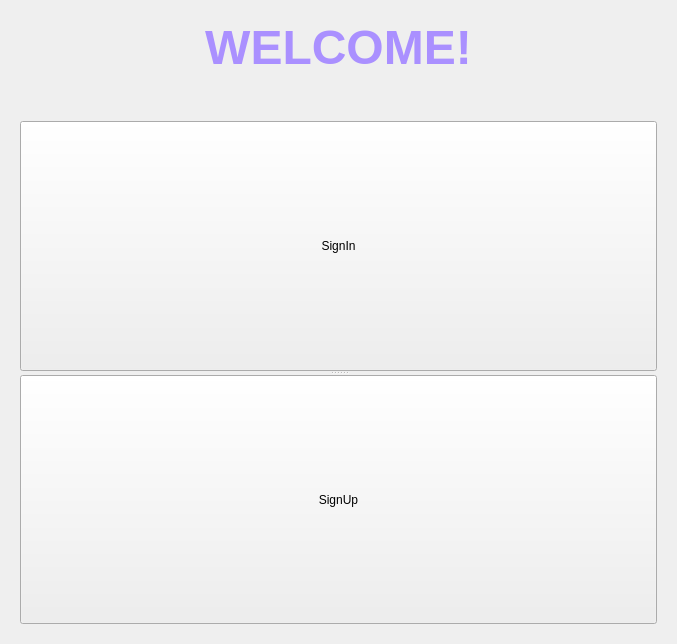
PerryVrajnitorincul26/proiectMCPP, file modules/UI/src/Wrapper.ui: the form before one commit.
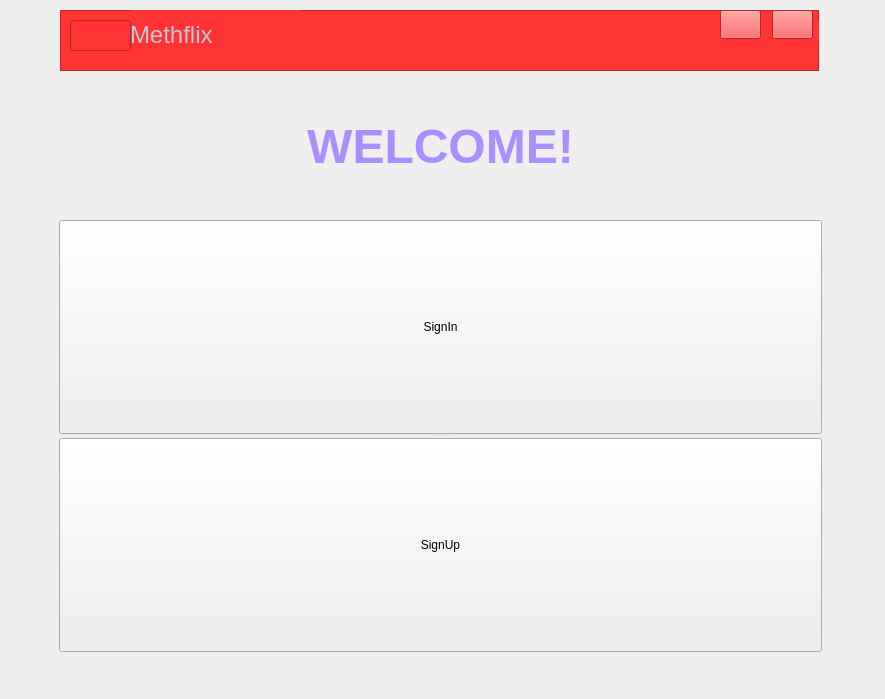
The form after the commit. Icons and pictures are not drawn.

Patch:
```diff
--- a/modules/UI/src/Wrapper.ui
+++ b/modules/UI/src/Wrapper.ui
@@ -6,8 +6,8 @@
    <rect>
     <x>0</x>
     <y>0</y>
-    <width>677</width>
-    <height>644</height>
+    <width>885</width>
+    <height>699</height>
    </rect>
   </property>
   <property name="windowTitle">
@@ -17,9 +17,15 @@
    <iconset>
     <normaloff>../../../resources/letter-m.ico</normaloff>../../../resources/letter-m.ico</iconset>
   </property>
-  <layout class="QGridLayout" name="gridLayout">
-   <item row="0" column="1">
     <widget class="QStackedWidget" name="stackedWidget">
+   <property name="geometry">
+    <rect>
+     <x>50</x>
+     <y>110</y>
+     <width>781</width>
+     <height>551</height>
+    </rect>
+   </property>
      <property name="currentIndex">
       <number>0</number>
      </property>
@@ -170,8 +176,113 @@
       </widget>
      </widget>
     </widget>
-   </item>
-  </layout>
+  <widget class="QFrame" name="frame">
+   <property name="geometry">
+    <rect>
+     <x>60</x>
+     <y>10</y>
+     <width>759</width>
+     <height>61</height>
+    </rect>
+   </property>
+   <property name="minimumSize">
+    <size>
+     <width>731</width>
+     <height>0</height>
+    </size>
+   </property>
+   <property name="autoFillBackground">
+    <bool>false</bool>
+   </property>
+   <property name="styleSheet">
+    <string notr="true">background-color:#ff3333</string>
+   </property>
+   <property name="frameShape">
+    <enum>QFrame::StyledPanel</enum>
+   </property>
+   <property name="frameShadow">
+    <enum>QFrame::Raised</enum>
+   </property>
+   <widget class="QLabel" name="label_6">
+    <property name="geometry">
+     <rect>
+      <x>70</x>
+      <y>0</y>
+      <width>171</width>
+      <height>51</height>
+     </rect>
+    </property>
+    <property name="styleSheet">
+     <string notr="true">color:#c2c7d5</string>
+    </property>
+    <property name="text">
+     <string>&lt;html&gt;&lt;head/&gt;&lt;body&gt;&lt;p&gt;&lt;span style=&quot; font-size:18pt;&quot;&gt;Methflix&lt;/span&gt;&lt;/p&gt;&lt;/body&gt;&lt;/html&gt;</string>
+    </property>
+   </widget>
+   <widget class="QWidget" name="layoutWidget">
+    <property name="geometry">
+     <rect>
+      <x>710</x>
+      <y>10</y>
+      <width>57</width>
+      <height>22</height>
+     </rect>
+    </property>
+    <layout class="QHBoxLayout" name="horizontalLayout"/>
+   </widget>
+   <widget class="QLineEdit" name="mlogo">
+    <property name="geometry">
+     <rect>
+      <x>10</x>
+      <y>10</y>
+      <width>61</width>
+      <height>31</height>
+     </rect>
+    </property>
+   </widget>
+   <widget class="QPushButton" name="minimize">
+    <property name="geometry">
+     <rect>
+      <x>660</x>
+      <y>0</y>
+      <width>41</width>
+      <height>29</height>
+     </rect>
+    </property>
+    <property name="styleSheet">
+     <string notr="true">border:none;
+background:transparent;
+background-color: #ff3333;
+QPushButton::hover{
+background-color:#5c5c5c}
+</string>
+    </property>
+    <property name="text">
+     <string/>
+    </property>
+   </widget>
+   <widget class="QPushButton" name="close">
+    <property name="geometry">
+     <rect>
+      <x>712</x>
+      <y>0</y>
+      <width>41</width>
+      <height>29</height>
+     </rect>
+    </property>
+    <property name="styleSheet">
+     <string notr="true">border:none;
+background:transparent;
+background-color: #ff3333;
+QPushButton::hover{
+background-color:#5c5c5c}
+</string>
+    </property>
+    <property name="text">
+     <string/>
+    </property>
+   </widget>
+  </widget>
  </widget>
  <resources/>
  <connections/>
```
Lines whose indentation alone changed are shown as unchanged.
